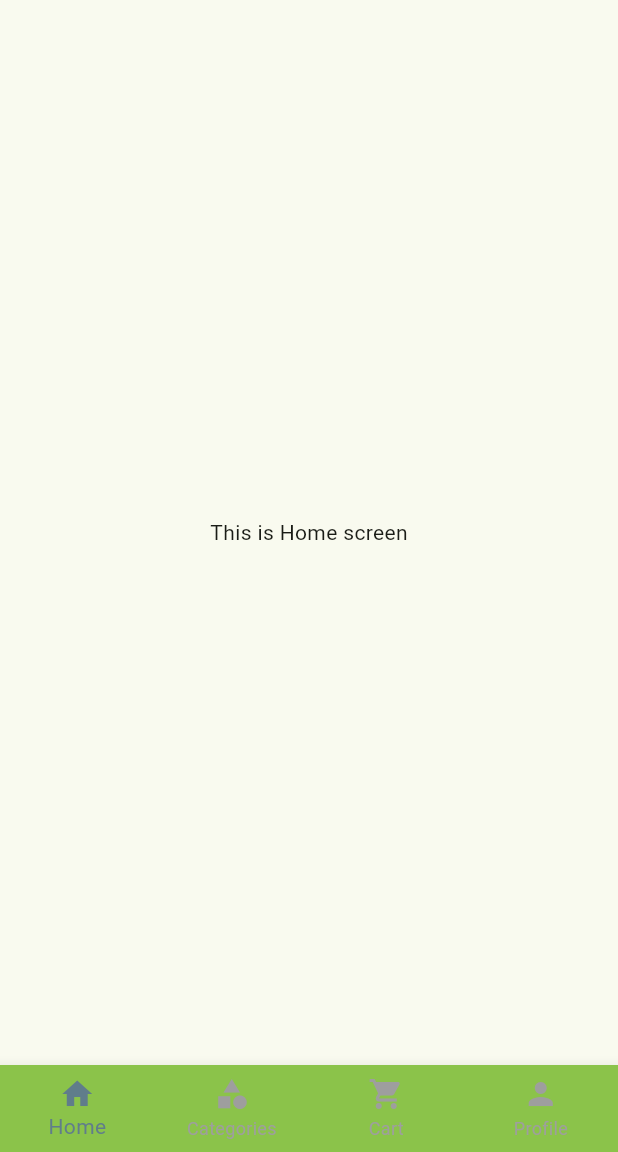
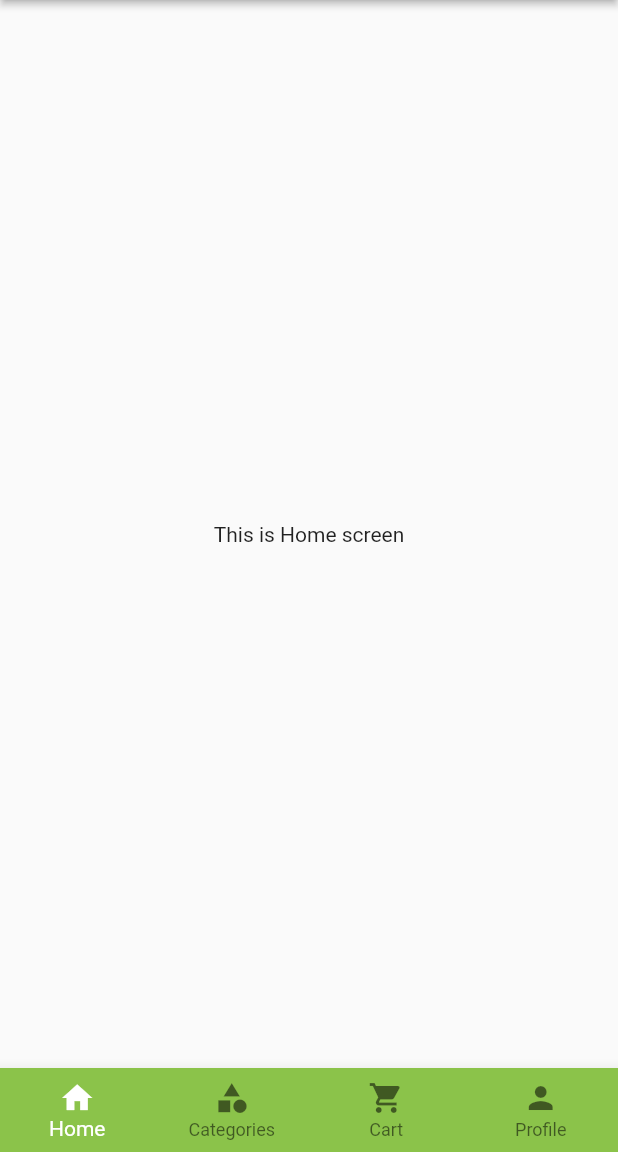
Before and after one commit to Sabyatakarki/mini_grocery_app, a Flutter app: the screen it shows after launch, on a phone screen of 412 x 824 dp, the part 84-1236 px from its top. Run offline on Flutter 3.47's test engine with Material 3 defaults, Android fonts, the phone set to English and light mode, and no system bars; Roboto replaces fonts that are missing (OpenSans-Bold, OpenSans-Regular, OpenSansItalic).

Commit message:
code fixed

```diff
--- a/lib/screens/dashboard_screen.dart
+++ b/lib/screens/dashboard_screen.dart
@@ -32,8 +32,6 @@ class _DashboardScreenState extends State<DashboardScreen> {
       bottomNavigationBar: BottomNavigationBar(
         type: BottomNavigationBarType.fixed,
         currentIndex: _selectedIndex,
-        selectedItemColor: Colors.blueGrey,
-        unselectedItemColor: Colors.grey,
 
         onTap: (index) {
           setState(() {
--- a/lib/theme/buttom_navigationbar_theme_data.dart
+++ b/lib/theme/buttom_navigationbar_theme_data.dart
@@ -3,8 +3,8 @@ import 'package:flutter/material.dart';
 BottomNavigationBarThemeData getBottomNavigationBarTheme() {
   return BottomNavigationBarThemeData(
     backgroundColor: Colors.lightGreen,
-    selectedItemColor: Colors.black12,
-    unselectedItemColor: Colors.white,
+    selectedItemColor: Colors.white,
+    unselectedItemColor: Colors.black54,
     selectedLabelStyle: const TextStyle(
       fontFamily: 'OpenSans-Bold',
       fontSize: 14,
--- a/lib/theme/theme_data.dart
+++ b/lib/theme/theme_data.dart
@@ -3,7 +3,7 @@ import 'package:flutter/material.dart';
 ThemeData getApplicationTheme() {
   return ThemeData(
     colorScheme: ColorScheme.fromSeed(seedColor: Colors.lightGreen),
-    useMaterial3: true,
+    useMaterial3: false,
     fontFamily: 'OpenSansItalic',
     elevatedButtonTheme: ElevatedButtonThemeData(
       style: ElevatedButton.styleFrom(
```
